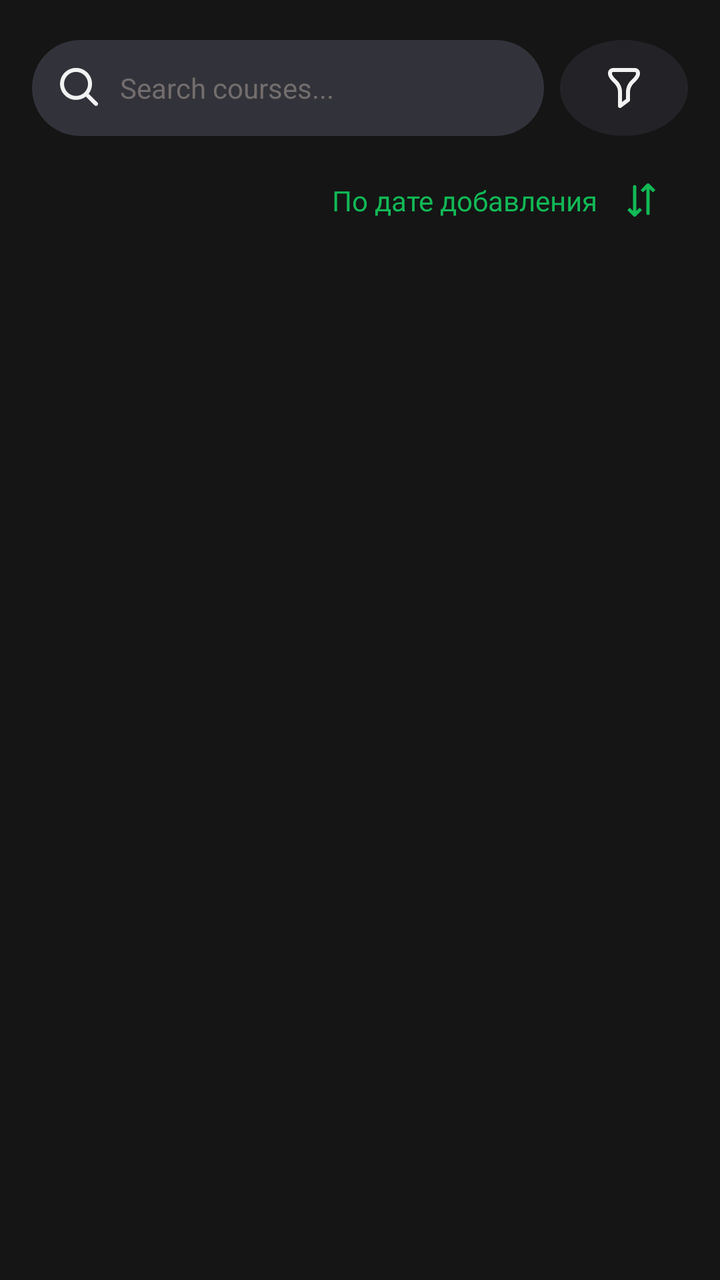
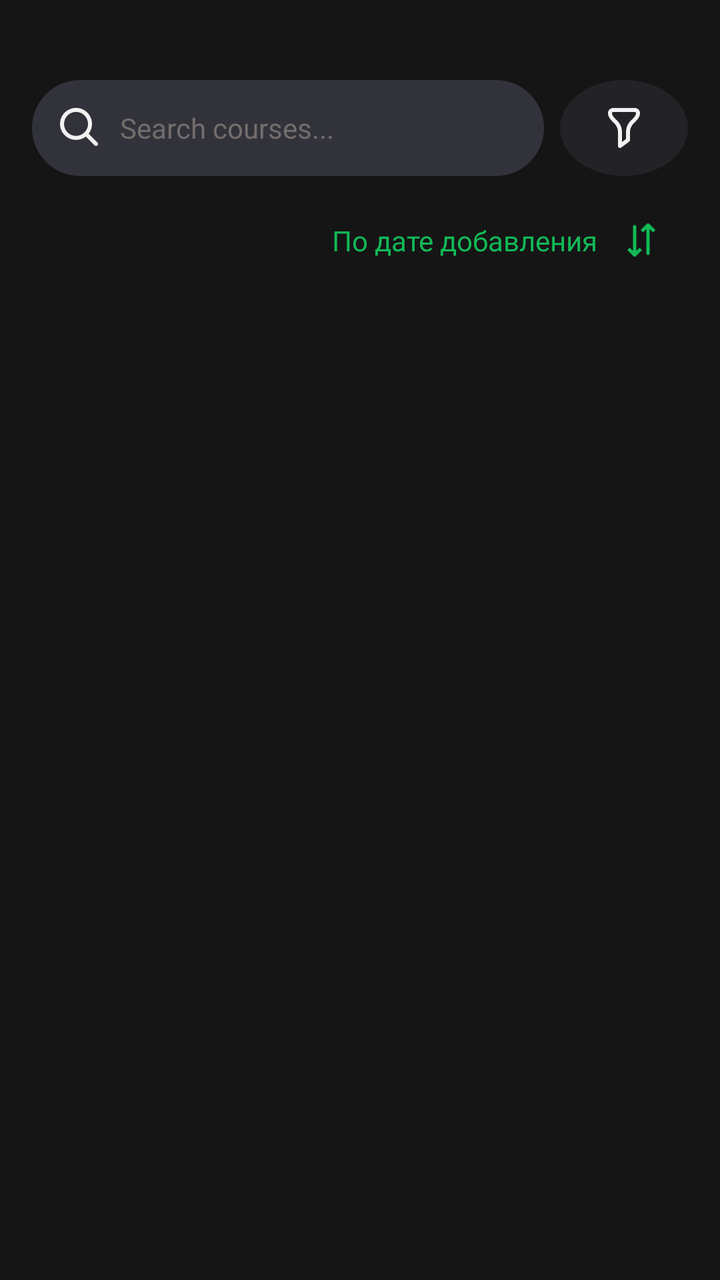

Two renders of the same Android screen: before a commit and after it. Below are the layout's source before the change and the commit's diff.
<!-- AndroidManifest.xml: application theme Theme.TestProject -->
<!-- res/layout/activity_home.xml -->
<?xml version="1.0" encoding="utf-8"?>
<androidx.constraintlayout.widget.ConstraintLayout xmlns:android="http://schemas.android.com/apk/res/android"
    xmlns:app="http://schemas.android.com/apk/res-auto"
    xmlns:tools="http://schemas.android.com/tools"
    android:layout_width="match_parent"
    android:layout_height="match_parent"
    android:background="@color/background_color">

    <LinearLayout
        android:id="@+id/linearLayout3"
        android:layout_width="match_parent"
        android:layout_height="wrap_content"
        android:layout_marginHorizontal="16dp"
        android:layout_marginTop="20dp"
        android:orientation="horizontal"
        android:weightSum="5"
        app:layout_constraintEnd_toEndOf="parent"
        app:layout_constraintStart_toStartOf="parent"
        app:layout_constraintTop_toTopOf="parent">

        <LinearLayout
            android:layout_width="0dp"
            android:layout_height="48dp"
            android:layout_weight="4"
            android:orientation="horizontal"
            android:background="@drawable/rounded_label"
            android:paddingHorizontal="12dp"
            android:gravity="center_vertical"
            android:layout_marginEnd="8dp"
            >

            <ImageView
                android:layout_width="24dp"
                android:layout_height="24dp"
                android:src="@drawable/ic_search"
                android:contentDescription="@string/search_icon"/>

            <EditText
                android:layout_width="0dp"
                android:layout_height="match_parent"
                android:layout_weight="1"
                android:layout_marginStart="8dp"
                android:autofillHints=""
                android:hint="@string/search_label_hint_text"
                android:textColorHint="@color/hint_text_color"
                android:background="@android:color/transparent"
                android:inputType="text"
                android:textSize="14sp" />
        </LinearLayout>

        <ImageButton
            android:layout_width="0dp"
            android:layout_height="48dp"
            android:layout_weight="1"
            android:background="@drawable/rounded_image_button"
            android:src="@drawable/ic_filter"
            android:contentDescription="@string/filter_discription"
            />
    </LinearLayout>

    <androidx.constraintlayout.widget.ConstraintLayout
        android:id="@+id/btnSort"
        android:layout_width="190dp"
        android:layout_height="wrap_content"
        android:layout_margin="16dp"
        android:paddingHorizontal="12dp"
        android:paddingVertical="6dp"
        app:layout_constraintEnd_toEndOf="parent"
        app:layout_constraintTop_toBottomOf="@+id/linearLayout3">

        <TextView
            android:id="@+id/textView2"
            android:layout_width="wrap_content"
            android:layout_height="wrap_content"
            android:fontFamily="@font/roboto_semi_bold"
            android:text="@string/filter_title_date_added"
            android:textColor="@color/btn_registration_color"
            android:textSize="14sp"
            app:layout_constraintBottom_toBottomOf="parent"
            app:layout_constraintStart_toStartOf="parent"
            app:layout_constraintTop_toTopOf="parent" />

        <ImageView
            android:id="@+id/imageView"
            android:layout_width="20dp"
            android:layout_height="20dp"
            android:layout_marginStart="10dp"
            android:contentDescription="@string/filter_discription"
            android:src="@drawable/ic_sort"
            app:layout_constraintBottom_toBottomOf="@id/textView2"
            app:layout_constraintEnd_toEndOf="parent"
            app:layout_constraintStart_toEndOf="@id/textView2"
            app:layout_constraintTop_toTopOf="@id/textView2" />

    </androidx.constraintlayout.widget.ConstraintLayout>

    <androidx.recyclerview.widget.RecyclerView
        android:id="@+id/recyclerView"
        android:layout_width="match_parent"
        android:layout_height="0dp"
        android:layout_marginTop="8dp"
        android:clipToPadding="false"
        android:scrollbars="vertical"
        app:layout_constraintTop_toBottomOf="@id/btnSort"
        app:layout_constraintBottom_toBottomOf="parent"
        app:layout_constraintStart_toStartOf="parent"
        app:layout_constraintEnd_toEndOf="parent"
        />


</androidx.constraintlayout.widget.ConstraintLayout>
<!-- resources referenced by this layout -->
<resources>
  <color name="background_color">#151515</color>
  <color name="btn_registration_color">#12B956</color>
  <color name="hint_text_color">#736D6D</color>
  <!-- drawable ic_search (drawable) -->
  <vector xmlns:android="http://schemas.android.com/apk/res/android"
      android:width="24dp"
      android:height="24dp"
      android:viewportWidth="24"
      android:viewportHeight="24">
    <path
        android:pathData="M10.014,1.953C5.596,1.953 2.014,5.535 2.014,9.953C2.014,14.371 5.596,17.953 10.014,17.953C11.851,17.953 13.592,17.322 14.942,16.282L19.295,20.672C19.686,21.062 20.342,21.062 20.733,20.672C21.124,20.281 21.124,19.625 20.733,19.234L16.35,14.874C17.39,13.524 18.014,11.79 18.014,9.953C18.014,5.535 14.432,1.953 10.014,1.953ZM10.014,3.953C13.328,3.953 16.014,6.639 16.014,9.953C16.014,13.267 13.328,15.953 10.014,15.953C6.7,15.953 4.014,13.267 4.014,9.953C4.014,6.639 6.7,3.953 10.014,3.953Z"
        android:fillColor="#F2F2F3"/>
  </vector>
  <!-- drawable ic_sort (drawable) -->
  <vector xmlns:android="http://schemas.android.com/apk/res/android"
      android:width="16dp"
      android:height="16dp"
      android:viewportWidth="16"
      android:viewportHeight="16">
    <path
        android:pathData="M10.672,1.343C10.501,1.343 10.323,1.4 10.192,1.53L7.734,4.009L8.672,4.947L10.005,3.635V13.343C10.005,13.711 10.303,14.009 10.672,14.009C11.04,14.009 11.338,13.711 11.338,13.343V3.635L12.672,4.947L13.609,4.009L11.151,1.53C11.021,1.4 10.842,1.343 10.672,1.343ZM5.338,2.009C4.97,2.009 4.672,2.308 4.672,2.676V12.384L3.338,11.072L2.401,12.009L4.859,14.489C5.119,14.749 5.557,14.749 5.817,14.489L8.276,12.009L7.338,11.072L6.005,12.384V2.676C6.005,2.308 5.706,2.009 5.338,2.009Z"
        android:fillColor="#12B956"/>
  </vector>
  <!-- drawable rounded_image_button (drawable) -->
  <shape xmlns:android="http://schemas.android.com/apk/res/android"
      android:shape="oval">
      <solid android:color="@color/text_field_color2" />
  </shape>
  <!-- drawable rounded_label (drawable) -->
  <shape xmlns:android="http://schemas.android.com/apk/res/android"
      android:shape="rectangle">
  
      <solid android:color="@color/text_field_color" />
  
      <corners android:radius="30dp" />
  </shape>
  <string name="filter_discription">filter_discription</string>
  <string name="filter_title_date_added">По дате добавления</string>
  <string name="search_icon">search icon</string>
  <string name="search_label_hint_text">Search courses...</string>
  <style name="Theme.TestProject" parent="Base.Theme.TestProject" />
  <color name="text_field_color2">#8032333A</color>
  <color name="text_field_color">#32333A</color>
  <style name="Base.Theme.TestProject" parent="Theme.Material3.DayNight.NoActionBar">
          
          
      </style>
  <!-- unchanged entries left out for length: 1 -->
</resources>

<!-- the commit's change to res/layout/activity_home.xml (unified diff, before → after) -->
@@ -11,7 +11,7 @@
         android:layout_width="match_parent"
         android:layout_height="wrap_content"
         android:layout_marginHorizontal="16dp"
-        android:layout_marginTop="20dp"
+        android:layout_marginTop="40dp"
         android:orientation="horizontal"
         android:weightSum="5"
         app:layout_constraintEnd_toEndOf="parent"
@@ -100,6 +100,7 @@
         android:layout_height="0dp"
         android:layout_marginTop="8dp"
         android:clipToPadding="false"
+        android:paddingBottom="16dp"
         android:scrollbars="vertical"
         app:layout_constraintTop_toBottomOf="@id/btnSort"
         app:layout_constraintBottom_toBottomOf="parent"
